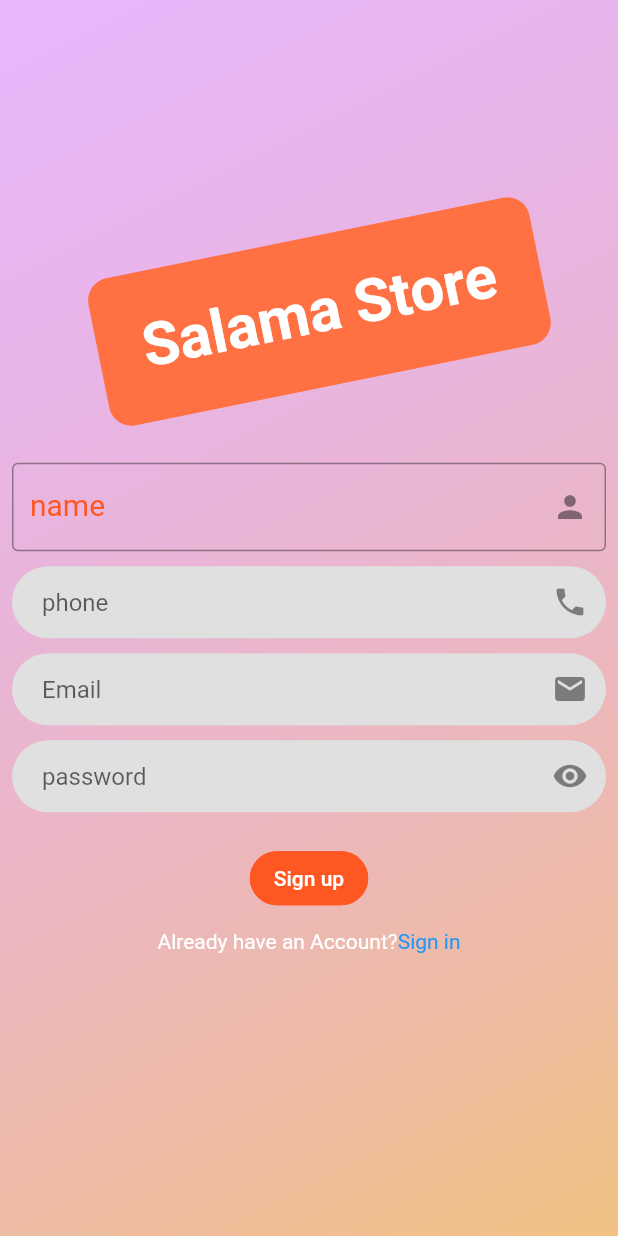
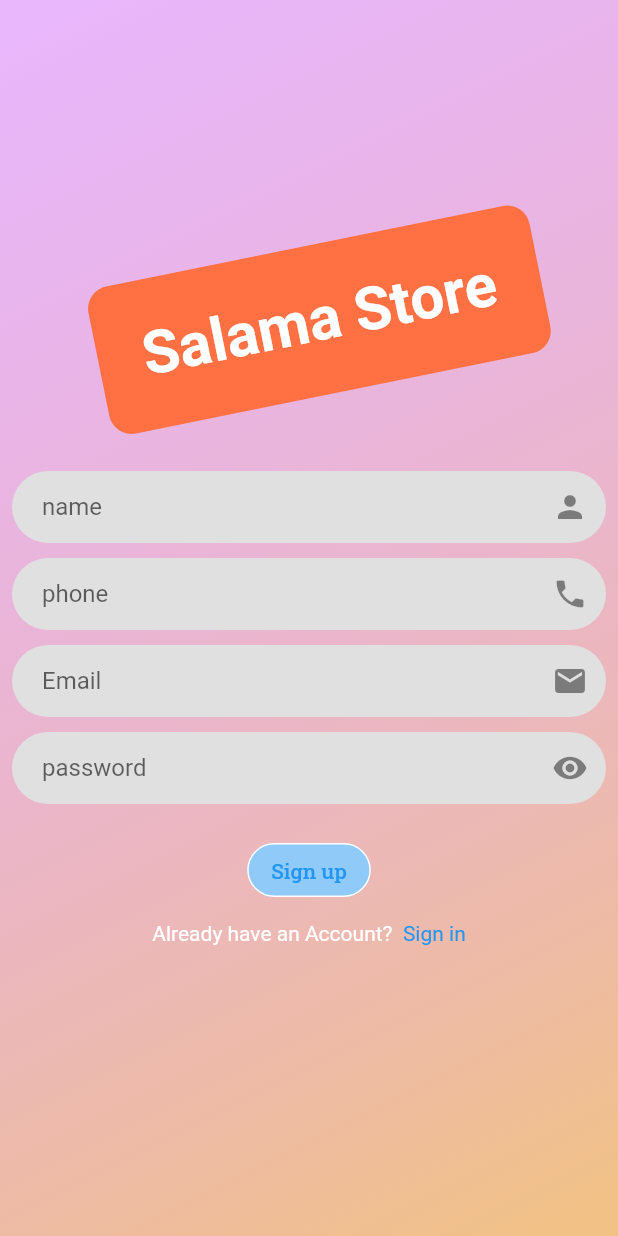
Before and after one commit to ahmed30238/E_commerce_App, a Flutter app: the RegisterScreen screen opened by its route, on a phone screen of 412 x 824 dp. Run offline on Flutter 3.47's test engine with Material 2 defaults, Android fonts, the phone set to English and light mode, and no system bars; our stand-ins replace cached_network_image, carousel_slider, dartz, dio, equatable, flutter_bloc and 7 more; accounts and stored records are empty; generated files the repository leaves out were written again.

Commit message:
edits in text form fields
__

```diff
--- a/lib/core/language/app_ar.arb
+++ b/lib/core/language/app_ar.arb
@@ -1,3 +1,3 @@
 {
-    "hi": "مرحبا"
+    "title": "متجر سلامة"
 }
--- a/lib/core/language/app_en.arb
+++ b/lib/core/language/app_en.arb
@@ -1,3 +1,3 @@
 {
-    "hi": "hi"
+    "title": "Salama Store"
 }
--- a/lib/core/routing/app_router.dart
+++ b/lib/core/routing/app_router.dart
@@ -1,5 +1,6 @@
 import 'package:e_commerce_app/core/routing/routing_paths.dart';
 import 'package:e_commerce_app/presentation/screens/layout/layout_screen.dart';
+import 'package:e_commerce_app/presentation/screens/login_screen/login_screen.dart';
 import 'package:e_commerce_app/presentation/screens/register_screen/register_screen.dart';
 import 'package:e_commerce_app/presentation/screens/splash_screen/splash_screen.dart';
 import 'package:flutter/material.dart';
@@ -19,6 +20,10 @@ class AppRouter {
         return MaterialPageRoute(
           builder: (context) => const LayOutScreen(),
         );
+      case RoutePaths.loginScreen:
+        return MaterialPageRoute(
+          builder: (context) => LoginScreen(),
+        );
       default:
         return MaterialPageRoute(
           builder: (context) => const LayOutScreen(),
--- a/lib/core/routing/routing_paths.dart
+++ b/lib/core/routing/routing_paths.dart
@@ -1,5 +1,6 @@
 class RoutePaths{
   static const String splashPath = 'splashPath';
   static const String registerScreen = 'registerScreen';
+  static const String loginScreen = 'loginScreen';
   static const String layoutScreen = 'layoutScreen';
 }
--- a/lib/main.dart
+++ b/lib/main.dart
@@ -9,7 +9,6 @@ import 'package:e_commerce_app/presentation/controller/home_cubit/cubit.dart';
 import 'package:e_commerce_app/presentation/controller/layout_cubit/states.dart';
 import 'package:e_commerce_app/presentation/controller/logout_cubit/cubit.dart';
 import 'package:e_commerce_app/presentation/controller/search_controller/cubit.dart';
-import 'package:e_commerce_app/presentation/screens/splash_screen/splash_screen.dart';
 import 'package:flutter/material.dart';
 import 'package:flutter_bloc/flutter_bloc.dart';
 import 'package:flutter_screenutil/flutter_screenutil.dart';
@@ -17,7 +16,6 @@ import 'package:shared_preferences/shared_preferences.dart';
 import 'package:flutter_gen/gen_l10n/app_localizations.dart';
 
 void main() async {
-  // abdo salama
   WidgetsFlutterBinding.ensureInitialized();
   ServiceLocator().init();
   Bloc.observer = MyBlocObserver();
@@ -71,7 +69,7 @@ class MyApp extends StatelessWidget {
             themeMode: darkMode ? ThemeMode.dark : ThemeMode.light,
             onGenerateRoute: AppRouter.onGenerateRoutes,
             initialRoute: RoutePaths.splashPath,
-            home: const SplashView(),
+            // home: const SplashView(),
           );
         },
       ),
--- a/lib/presentation/components/default_button.dart
+++ b/lib/presentation/components/default_button.dart
@@ -29,9 +29,9 @@ class CustomElevatedButton extends StatelessWidget {
     return ElevatedButton(
       onPressed: onTap,
       style: ElevatedButton.styleFrom(
-        backgroundColor: btnColor ?? Colors.transparent,
+        backgroundColor: btnColor ?? Theme.of(context).colorScheme.primary,
         elevation: 0,
-        // fixedSize: Size(height ?? 40.h, width ?? 140.w),
+        // fixedSize: Size(width ?? 200.w, height ?? 40.w),
         // minimumSize: Size(height ?? 40.h, width ?? 140.w),
         shape: StadiumBorder(
           side: BorderSide(
@@ -46,7 +46,7 @@ class CustomElevatedButton extends StatelessWidget {
               fontFamily: fontFamily,
               fontSize: fontSize,
               fontWeight: fontWeight,
-              color: textColor ?? Colors.black,
+              color: textColor ?? Theme.of(context).colorScheme.primary,
             ),
       ),
     );
--- a/lib/presentation/components/products_cart.dart
+++ b/lib/presentation/components/products_cart.dart
@@ -128,7 +128,7 @@ Widget productsCart(
               height: 20.h,
               onTap: () {},
               text: AppStrings.addToCart,
-              textColor: Colors.black,
+              textColor: Theme.of(context).colorScheme.onBackground,
               borderColor: AppCubit.get(context).isDarkTheme
                   ? Colors.white
                   : Colors.black,
--- a/lib/presentation/components/text_field.dart
+++ b/lib/presentation/components/text_field.dart
@@ -47,10 +47,12 @@ class CustomFormField extends StatelessWidget {
           borderSide: BorderSide.none,
         ),
         hintText: label,
-        suffixIcon: IconButton(
-          icon: Icon(suffixIcon),
-          onPressed: onTap!,
-        ),
+        suffixIcon: suffixIcon != null
+            ? IconButton(
+                icon: Icon(suffixIcon),
+                onPressed: onTap ?? () {},
+              )
+            : null,
       ),
       validator: validator,
     );
--- a/lib/presentation/screens/layout/layout_screen.dart
+++ b/lib/presentation/screens/layout/layout_screen.dart
@@ -42,7 +42,7 @@ class _LayOutScreenState extends State<LayOutScreen> {
         return Scaffold(
           appBar: AppBar(
             automaticallyImplyLeading: false,
-            title: Text(context.loc!.hi),
+            title: Text(context.loc!.title),
             actions: [
               IconButton(
                 onPressed: () {
--- a/lib/presentation/screens/register_screen/register_screen.dart
+++ b/lib/presentation/screens/register_screen/register_screen.dart
@@ -1,3 +1,5 @@
+import 'package:e_commerce_app/core/helper_methods/helper_methods.dart';
+import 'package:e_commerce_app/core/routing/routing_paths.dart';
 import 'package:e_commerce_app/core/utils/app_strings/app_strings.dart';
 import 'package:e_commerce_app/presentation/components/default_button.dart';
 import 'package:e_commerce_app/presentation/components/flutter_toast.dart';
@@ -5,8 +7,8 @@ import 'package:e_commerce_app/presentation/components/text_field.dart';
 import 'package:e_commerce_app/presentation/controller/register_cubit/cubit.dart';
 import 'package:e_commerce_app/presentation/controller/register_cubit/states.dart';
 import 'package:e_commerce_app/presentation/screens/layout/layout_screen.dart';
-import 'package:e_commerce_app/presentation/screens/login_screen/login_screen.dart';
 import 'package:e_commerce_app/core/extensions/sizes.dart';
+import 'package:flutter/gestures.dart';
 import 'package:flutter/material.dart';
 import 'package:flutter_bloc/flutter_bloc.dart';
 import 'package:shared_preferences/shared_preferences.dart';
@@ -66,22 +68,10 @@ class RegisterScreen extends StatelessWidget {
                         ),
                       ),
                       20.ph,
-                      TextFormField(
+                      CustomFormField(
                         controller: nameController,
-                        decoration: InputDecoration(
-                          border: const OutlineInputBorder(),
-                          label: const Text(
-                            AppStrings.name,
-                            style: TextStyle(
-                              color: Colors.deepOrange,
-                              fontSize: 20,
-                            ),
-                          ),
-                          suffixIcon: IconButton(
-                            icon: const Icon(Icons.person),
-                            onPressed: () {},
-                          ),
-                        ),
+                        label: AppStrings.name,
+                        suffixIcon: Icons.person,
                         validator: (value) {
                           if (value!.isEmpty) {
                             return AppStrings.nameValidationMessage;
@@ -89,10 +79,10 @@ class RegisterScreen extends StatelessWidget {
                           return null;
                         },
                       ),
+
                       10.ph,
                       CustomFormField(
                         onTap: () {},
-                        // obscureText: false,
                         controller: phoneController,
                         label: AppStrings.phone,
                         suffixIcon: Icons.phone,
@@ -106,7 +96,6 @@ class RegisterScreen extends StatelessWidget {
                       10.ph,
                       CustomFormField(
                         onTap: () {},
-                        obscureText: false,
                         controller: emailController,
                         label: AppStrings.email,
                         suffixIcon: Icons.email,
@@ -194,31 +183,34 @@ class RegisterScreen extends StatelessWidget {
                           }
                         },
                         text: AppStrings.signUp,
-                        textColor: Colors.white,
-                        borderColor: Colors.deepOrange,
-                        btnColor: Colors.deepOrange,
+                        textColor: Theme.of(context).colorScheme.primary,
+                        borderColor: Colors.white,
+                        btnColor: Theme.of(context).colorScheme.background,
+                        fontFamily: AppStrings.myFont1,
                       ),
                       10.ph,
-                      Row(
-                        mainAxisAlignment: MainAxisAlignment.center,
-                        children: [
-                          const Text(
-                            AppStrings.alreadyHaveAnAccount,
-                            style: TextStyle(color: Colors.white),
+                      RichText(
+                        text: TextSpan(
+                          text: "${AppStrings.alreadyHaveAnAccount}  ",
+                          style: const TextStyle(
+                            color: Colors.white,
+                            fontSize: 14,
                           ),
-                          InkWell(
-                            onTap: () {
-                              Navigator.push(
-                                  context,
-                                  MaterialPageRoute(
-                                      builder: (context) => LoginScreen()));
-                            },
-                            child: const Text(
-                              AppStrings.signIn,
-                              style: TextStyle(color: Colors.blue),
+                          children: [
+                            TextSpan(
+                              text: AppStrings.signIn,
+                              style: const TextStyle(
+                                color: Colors.blue,
+                                fontSize: 14,
+                              ),
+                              recognizer: TapGestureRecognizer()
+                                ..onTap = () => navigateTo(
+                                      context: context,
+                                      path: RoutePaths.loginScreen,
+                                    ),
                             ),
-                          ),
-                        ],
+                          ],
+                        ),
                       ),
                     ],
                   ),
```
Also changed, not shown: lib/presentation/screens/login_screen/login_screen.dart (+32 -66 lines), lib/presentation/screens/settings_screen/settings_screen.dart (+5 -24 lines).
